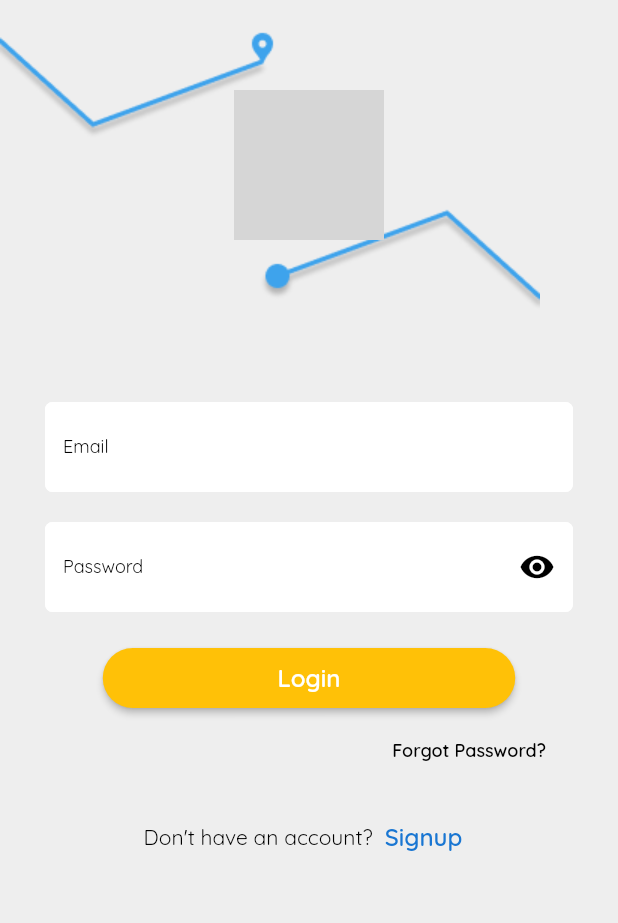
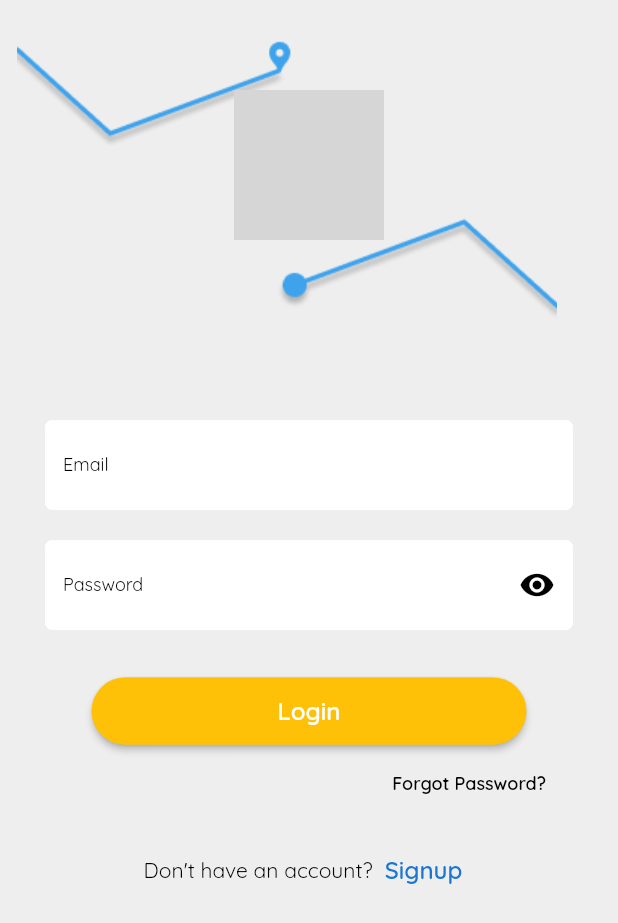
Before and after one commit to CarLKnight6/Metro_User, a Flutter app: the LoginPage screen opened directly, on a phone screen of 412 x 824 dp. Shown: the top 923 px of the screen. Run offline on Flutter 3.47's test engine with Material 2 defaults, Android fonts, the phone set to English and light mode, and no system bars; our stand-ins replace cloud_firestore, date_time_picker, firebase_auth, firebase_core, firebase_storage, flutter_rating_bar and 11 more; missing offline and left inert: flutter_onboard, ticket_widget; accounts and stored records are empty; grey boxes are pictures that could not be loaded.

Commit message:
added changes

```diff
--- a/lib/auth/login.dart
+++ b/lib/auth/login.dart
@@ -26,7 +26,7 @@ class LoginPage extends StatelessWidget {
                 ),
                 Stack(
                   children: [
-                    Image.asset('assets/images/cvkatco Logo.png'),
+                    Image.asset('assets/images/cvkatco Logo.png', height: 200),
                     Padding(
                       padding: const EdgeInsets.only(top: 40),
                       child: Center(
@@ -46,7 +46,7 @@ class LoginPage extends StatelessWidget {
                 PasswordField(
                     controller: _passwordController, label: 'Password'),
                 const SizedBox(
-                  height: 10,
+                  height: 20,
                 ),
                 ButtonWidget(
                     label: 'Login',
--- a/lib/widgets/buttons/button_widget.dart
+++ b/lib/widgets/buttons/button_widget.dart
@@ -16,8 +16,8 @@ class ButtonWidget extends StatelessWidget {
         shape: RoundedRectangleBorder(
           borderRadius: BorderRadius.circular(100),
         ),
-        minWidth: 275,
-        height: 40,
+        minWidth: 290,
+        height: 45,
         color: color,
         child: TextBold(
           text: label,
--- a/lib/widgets/buttons/hotline_button.dart
+++ b/lib/widgets/buttons/hotline_button.dart
@@ -26,7 +26,7 @@ class HotlineButton extends StatelessWidget {
               ),
               minWidth: 275,
               height: 40,
-              color: Colors.red,
+              color: Colors.blue,
               child: Padding(
                 padding: const EdgeInsets.fromLTRB(0, 5, 0, 5),
                 child: Row(
--- a/lib/widgets/text/text_regular.dart
+++ b/lib/widgets/text/text_regular.dart
@@ -15,8 +15,6 @@ class TextRegular extends StatelessWidget {
   Widget build(BuildContext context) {
     return Text(
       text,
-      maxLines: 2,
-      overflow: TextOverflow.ellipsis,
       style:
           TextStyle(fontSize: fontSize, color: color, fontFamily: 'QRegular'),
     );
```
Also changed, not shown: lib/screens/home_screen.dart (+10 -10 lines).
